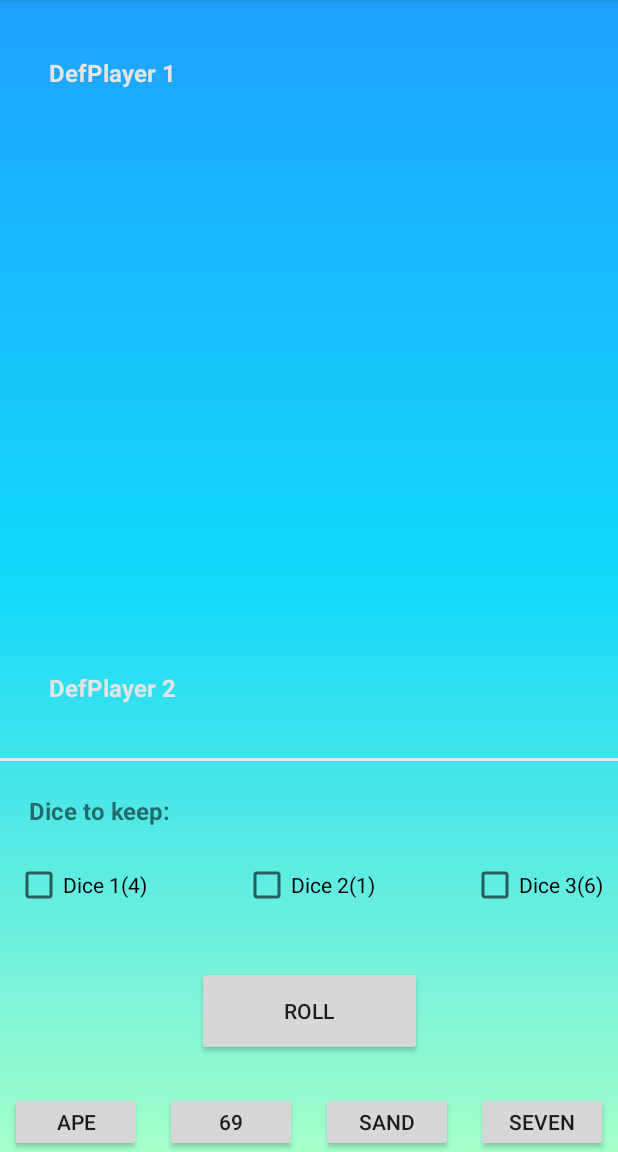
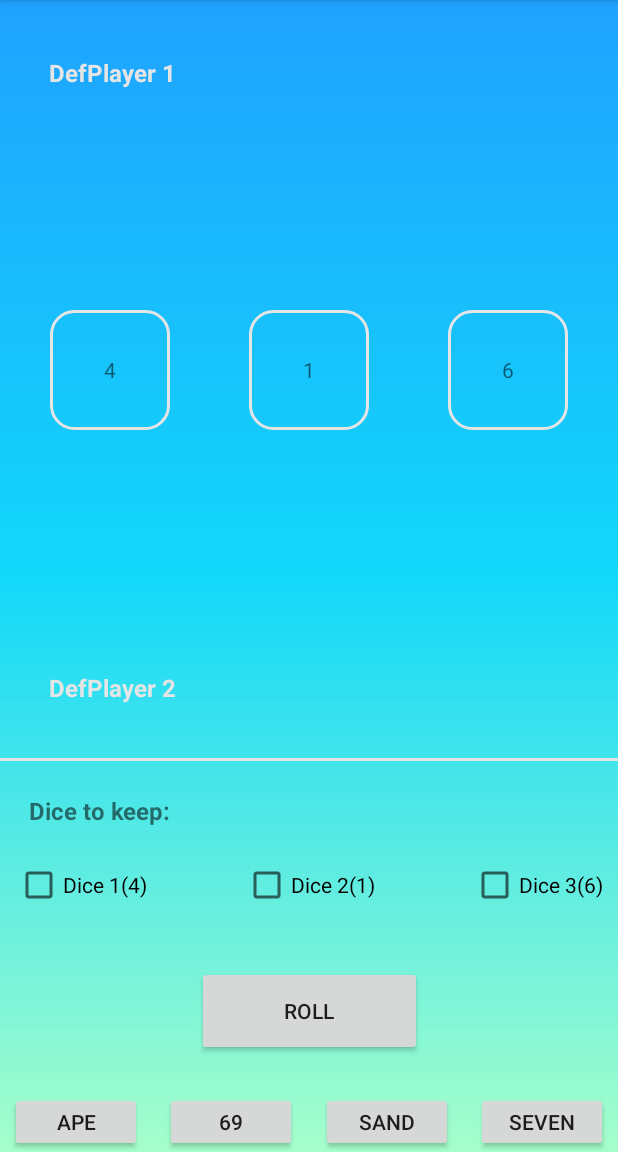
Before and after one commit to DemRossi/Pietjesbak, an Android app: the screen it shows after launch (MainActivity), on a phone screen of 412 x 824 dp, the part 84-1236 px from its top. Run offline under Robolectric (Android 15) with nearby library versions, the phone set to English and light mode, and no system bars.

Commit message:
Finished basic layout

```diff
--- /dev/null
+++ b/app/src/main/res/drawable/back.xml
@@ -0,0 +1,8 @@
+<?xml version="1.0" encoding="utf-8"?>
+<shape xmlns:android="http://schemas.android.com/apk/res/android"
+    android:shape="rectangle" >
+    <stroke
+        android:width="2dp"
+        android:color="@color/colorAccent" />
+    <corners android:radius="15dp" />
+</shape>
--- a/app/src/main/res/layout/activity_main.xml
+++ b/app/src/main/res/layout/activity_main.xml
@@ -22,6 +22,48 @@
         app:layout_constraintRight_toRightOf="parent"
         app:layout_constraintTop_toTopOf="parent"
         app:layout_constraintVertical_bias="0.05"/>
+
+<!--    start dices-->
+    <TextView
+        android:id="@+id/ma_dice1"
+        android:layout_width="80dp"
+        android:layout_height="80dp"
+        android:text="4"
+        android:gravity="center"
+        android:background="@drawable/back"
+        app:layout_constraintBottom_toBottomOf="parent"
+        app:layout_constraintHorizontal_bias="0.1"
+        app:layout_constraintLeft_toLeftOf="parent"
+        app:layout_constraintRight_toRightOf="parent"
+        app:layout_constraintTop_toTopOf="parent"
+        app:layout_constraintVertical_bias="0.3"/>
+    <TextView
+        android:id="@+id/ma_dice2"
+        android:layout_width="80dp"
+        android:layout_height="80dp"
+        android:text="1"
+        android:gravity="center"
+        android:background="@drawable/back"
+        app:layout_constraintBottom_toBottomOf="parent"
+        app:layout_constraintHorizontal_bias="0.5"
+        app:layout_constraintLeft_toLeftOf="parent"
+        app:layout_constraintRight_toRightOf="parent"
+        app:layout_constraintTop_toTopOf="parent"
+        app:layout_constraintVertical_bias="0.3"/>
+    <TextView
+        android:id="@+id/ma_dice3"
+        android:layout_width="80dp"
+        android:layout_height="80dp"
+        android:text="6"
+        android:gravity="center"
+        android:background="@drawable/back"
+        app:layout_constraintBottom_toBottomOf="parent"
+        app:layout_constraintHorizontal_bias="0.9"
+        app:layout_constraintLeft_toLeftOf="parent"
+        app:layout_constraintRight_toRightOf="parent"
+        app:layout_constraintTop_toTopOf="parent"
+        app:layout_constraintVertical_bias="0.3"/>
+    <!--    end dices-->
 
     <TextView
         android:id="@+id/ma_textViewPlayer2"
@@ -54,7 +96,7 @@
         android:id="@+id/ma_textViewCheckInfo"
         android:layout_width="wrap_content"
         android:layout_height="wrap_content"
-        android:text="Dice to keep:"
+        android:text="@string/keepingDice"
         android:textSize="16sp"
         android:textStyle="bold"
         app:layout_constraintBottom_toBottomOf="parent"
--- a/app/src/main/res/values/strings.xml
+++ b/app/src/main/res/values/strings.xml
@@ -1,3 +1,4 @@
 <resources>
     <string name="app_name">Pietjesbak</string>
+    <string name="keepingDice">Dice to keep:</string>
 </resources>
```
